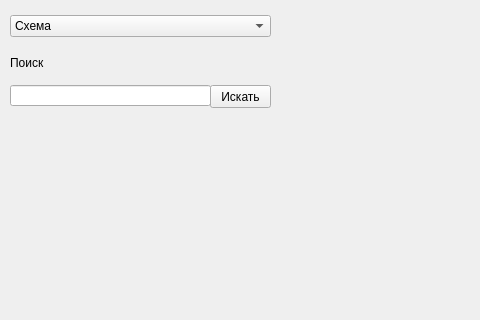
The window that ui.ui (GoldmanYT/one_big_problem) describes before a commit, drawn with Qt 5; both pictures show x 0 to 480 and y 145 to 465 of the 800 by 600 pixel window.
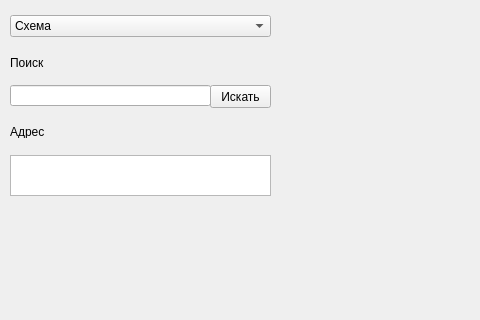
The same window after the commit.

```diff
--- a/ui.ui
+++ b/ui.ui
@@ -232,6 +232,29 @@
      <string>Сброс метки</string>
     </property>
    </widget>
+   <widget class="QLabel" name="label_5">
+    <property name="geometry">
+     <rect>
+      <x>10</x>
+      <y>270</y>
+      <width>47</width>
+      <height>13</height>
+     </rect>
+    </property>
+    <property name="text">
+     <string>Адрес</string>
+    </property>
+   </widget>
+   <widget class="QTextEdit" name="le_address">
+    <property name="geometry">
+     <rect>
+      <x>10</x>
+      <y>300</y>
+      <width>261</width>
+      <height>41</height>
+     </rect>
+    </property>
+   </widget>
   </widget>
  </widget>
  <resources/>
```
